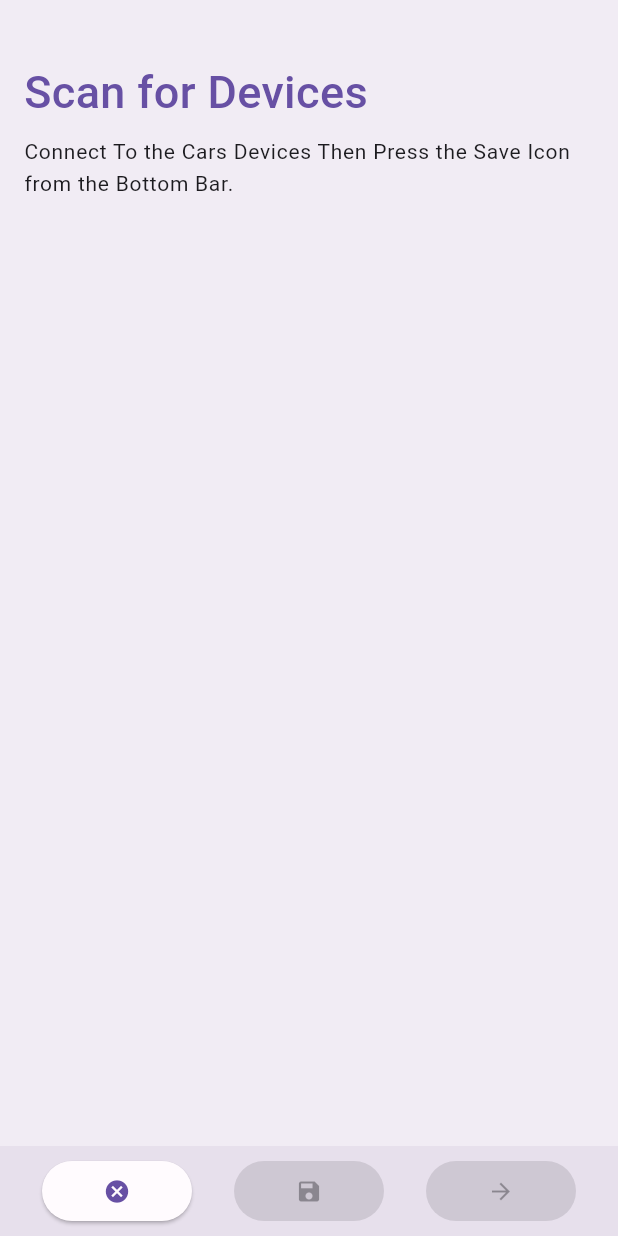
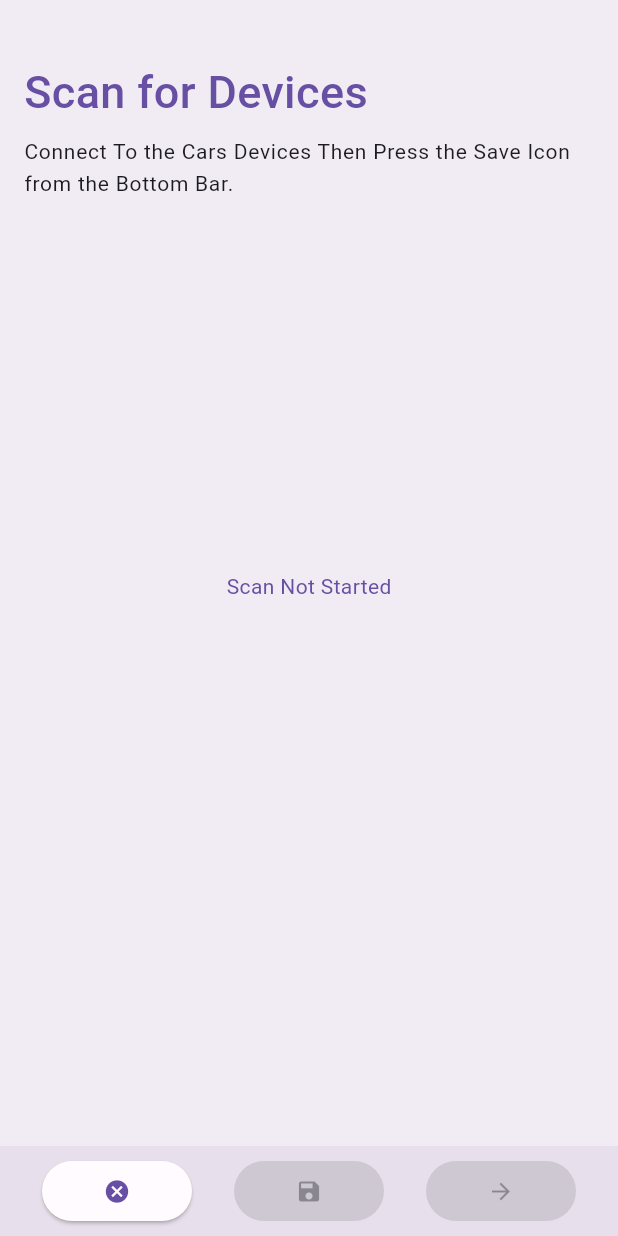
Before and after one commit to e7na/adas_app, a Flutter app: the screen it shows after launch, after a tap on the "search" icon, on a phone screen of 412 x 824 dp. Run offline on Flutter 3.47's test engine with Material 2 defaults, Android fonts, the phone set to English and light mode, and no system bars; drawn by our look-alikes of dynamic_color; our stand-ins replace easy_localization, flutter_bloc, permission_handler; missing offline and left inert: android_intent_plus, app_settings, flutter_reactive_ble.

Commit message:
Enable Bluetooth Automatically & Better Permissions Handling

```diff
--- a/assets/translations/ar.json
+++ b/assets/translations/ar.json
@@ -1,5 +1,5 @@
 {
   "Title": "بحث عن اجهزة",
-  "T1" : "فعل البلوتوث وابدأ البحث عن اجهزة بالضعط على ايقونة البحث في الاسفل",
+  "T1" : "ابدأ البحث عن اجهزة بالضعط على ايقونة البحث في الاسفل",
   "T2" : "قم بالاتصال بالأجهزة الخاصة بالسيارة ثم قم بالضعط على ايقونة الحفظ في الاسفل"
 }
--- a/assets/translations/en.json
+++ b/assets/translations/en.json
@@ -1,5 +1,5 @@
 {
   "Title": "Scan for Devices",
-  "T1" : "Enable Bluetooth and Start Scanning by Pressing the Search Icon from the Bottom Bar.",
+  "T1" : "Start Scanning by Pressing the Search Icon from the Bottom Bar.",
   "T2" : "Connect To the Cars Devices Then Press the Save Icon from the Bottom Bar."
 }
--- a/lib/Bloc/ble_bloc.dart
+++ b/lib/Bloc/ble_bloc.dart
@@ -3,8 +3,10 @@ import 'dart:async';
 import 'dart:io' show Platform;
 import 'package:flutter/material.dart';
 import 'package:flutter_reactive_ble/flutter_reactive_ble.dart';
-import 'package:location_permissions/location_permissions.dart';
 import 'package:flutter_bloc/flutter_bloc.dart';
+import 'package:android_intent_plus/android_intent.dart';
+import 'package:app_settings/app_settings.dart';
+import 'package:permission_handler/permission_handler.dart';
 
 part 'ble_event.dart';
 
@@ -40,11 +42,9 @@ class BleBloc extends Bloc<BleEvent, BleState> {
     bool permGranted = false;
     scanStarted = true;
     emit(BleScan());
-    //TODO: Rework Permissions here
-    PermissionStatus permission;
     if (Platform.isAndroid) {
-      permission = await LocationPermissions().requestPermissions();
-      if (permission == PermissionStatus.granted) permGranted = true;
+      permGranted = await Permission.location.request().isGranted;
+      //await Permission.nearbyWifiDevices.request();
     } else if (Platform.isIOS) {
       permGranted = true;
     }
@@ -71,6 +71,7 @@ class BleBloc extends Bloc<BleEvent, BleState> {
   void stopScan() async {
     await scanStream.cancel();
     scanStarted = false;
+    devices.clear(); // Should it clear ?
     emit(BleStop());
   }
 
@@ -106,4 +107,22 @@ class BleBloc extends Bloc<BleEvent, BleState> {
       }
     });
   }
+
+  // This Function checks if location is enabled or not
+  Future<bool> checkDeviceLocationIsOn() async {
+    bool x = await Permission.locationWhenInUse.serviceStatus.isEnabled;
+    emit(BleConnected());
+    return x;
+  }
+
+  // This Function is used to enable bluetooth
+  startBlue() {
+    if (Platform.isAndroid) {
+      const AndroidIntent(
+        action: 'android.bluetooth.adapter.action.REQUEST_ENABLE',
+      ).launch().catchError((e) => AppSettings.openBluetoothSettings());
+    } else {
+      AppSettings.openBluetoothSettings();
+    }
+  }
 }
--- a/lib/Screens/scan_page.dart
+++ b/lib/Screens/scan_page.dart
@@ -82,9 +82,15 @@ class _ScanPageState extends State<ScanPage> {
                                     B.devices[index].rssi,
                                     primary);
                               })
-                          : Container(),
+                          : SizedBox(
+                              height: 500,
+                              child: Center(
+                                  child: Text(
+                                "Scan Not Started",
+                                style: TextStyle(color: primary),
+                              ))),
                     ]),
-                    bottomSheet: Container(
+                    bottomNavigationBar: Container(
                       color: Theme.of(context).colorScheme.surfaceVariant,
                       height: 60,
                       child: Row(
@@ -94,8 +100,21 @@ class _ScanPageState extends State<ScanPage> {
                             width: 100,
                             child: ElevatedButton(
                               // If the scan HAS started, it should be disabled.
-                              onPressed:
-                                  B.scanStarted ? B.stopScan : B.startScan,
+                              onPressed: B.scanStarted
+                                  ? B.stopScan
+                                  : () async {
+                                      if (await B.checkDeviceLocationIsOn() !=
+                                          true) {
+                                        ScaffoldMessenger.of(context)
+                                            .showSnackBar(const SnackBar(
+                                          content: Text(
+                                              "Enable Location Service First"),
+                                        ));
+                                      } else {
+                                        B.startBlue();
+                                        B.startScan();
+                                      }
+                                    },
                               child: Icon(
                                   B.scanStarted ? Icons.cancel : Icons.search),
                             ),
--- a/pubspec.yaml
+++ b/pubspec.yaml
@@ -32,13 +32,15 @@ dependencies:
     sdk: flutter
 
   flutter_reactive_ble: ^5.0.3
-  bloc: ^8.1.0
+  bloc: ^8.1.1
   flutter_bloc: ^8.1.1
   dynamic_color: ^1.6.2
   cupertino_icons: ^1.0.5
-  location_permissions: ^4.0.1
   shared_preferences: ^2.0.17
   easy_localization: ^3.0.1
+  android_intent_plus: ^3.1.5
+  app_settings: ^4.2.0
+  permission_handler: ^10.2.0
 
 dev_dependencies:
   flutter_test:
```
Also changed, not shown: pubspec.lock.
